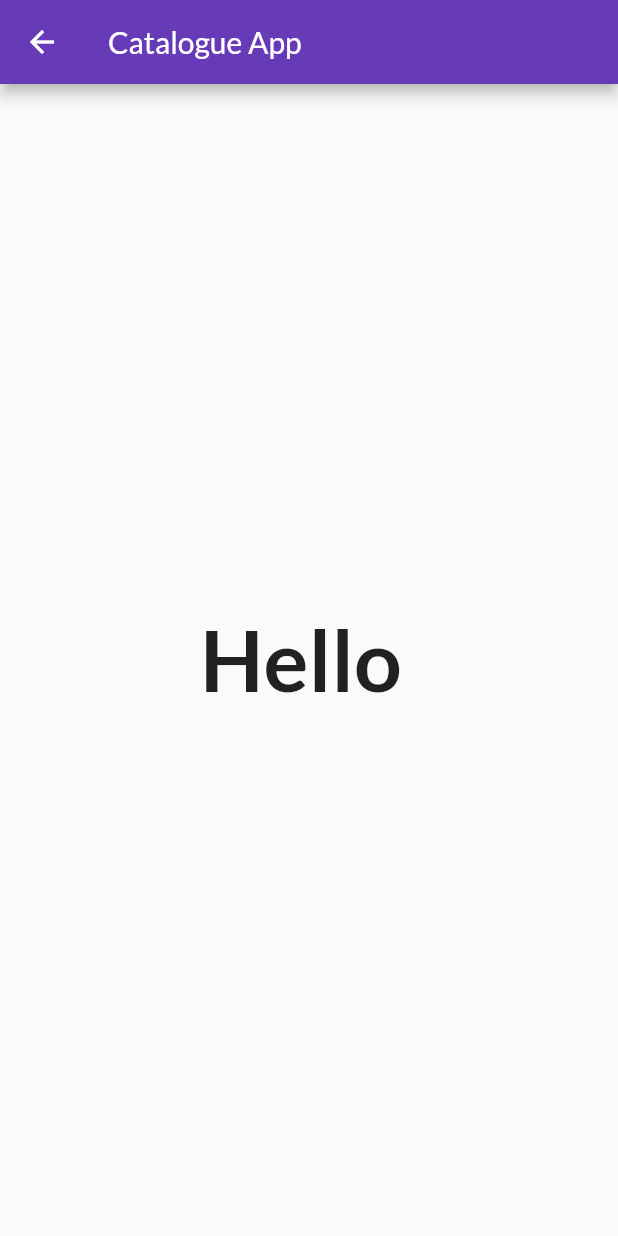
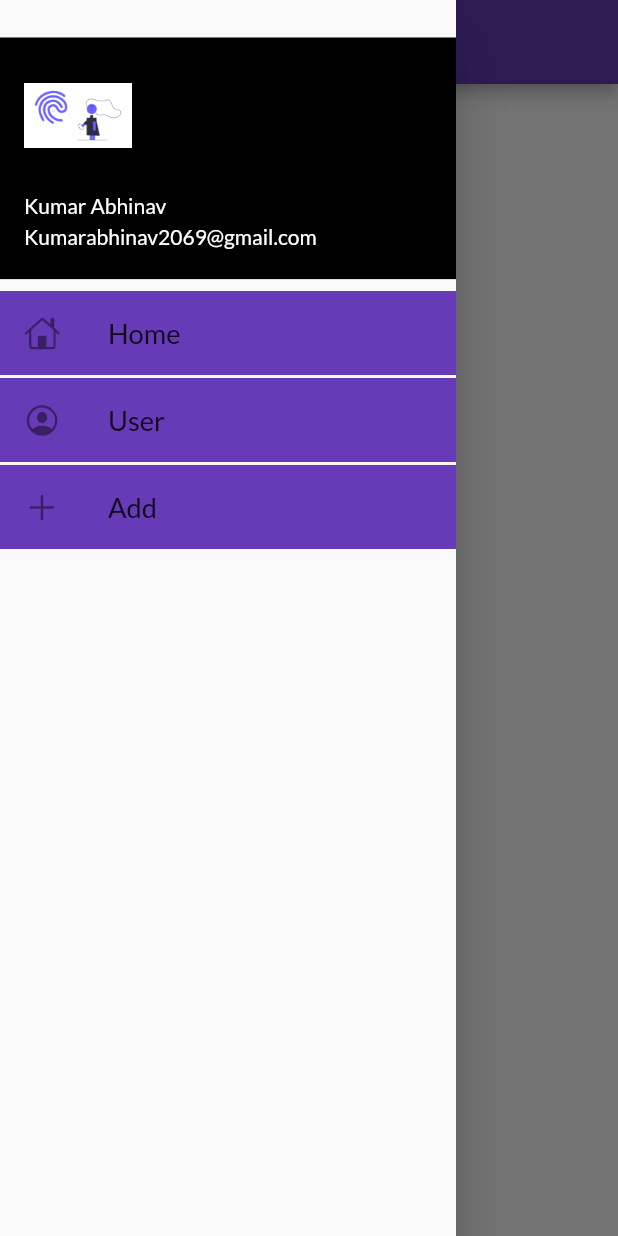
Before and after one commit to 11223345/abhinav, a Flutter app: the HomePage screen opened by its route, with the side drawer open (before the commit the screen has no drawer), on a phone screen of 412 x 824 dp. Run offline on Flutter 3.47's test engine with Material 2 defaults, Android fonts, the phone set to English and light mode, and no system bars; our stand-ins replace google_fonts.

Commit message:
day 9 completed

```diff
--- a/lib/Homepage.dart
+++ b/lib/Homepage.dart
@@ -1,5 +1,6 @@
 import 'package:flutter/cupertino.dart';
 import 'package:flutter/material.dart';
+import 'package:untitled/Pages/Drawer.dart';
 
 class HomePage extends StatelessWidget {
   @override
@@ -13,7 +14,7 @@ class HomePage extends StatelessWidget {
         textScaleFactor: 4,
         style: TextStyle(fontWeight: FontWeight.bold),
       )),
-      //drawer: Drawer() ,
+      drawer: drawer() ,
     );
   }
 }
--- a/lib/Pages/Drawer.dart
+++ b/lib/Pages/Drawer.dart
@@ -1,10 +1,64 @@
+import 'package:flutter/cupertino.dart';
 import 'package:flutter/material.dart';
+import 'package:untitled/Pages/Routes.dart';
+import '';
 
-class Drawer extends StatelessWidget{
+class drawer extends StatelessWidget {
   @override
-  Widget build( BuildContext){
-    return Scaffold(
-      body: Text("dkkdk"),
+  Widget build(BuildContext context) {
+    return Drawer(
+      child: ListView(
+        children: [
+          SizedBox(
+            height: 25,
+          ),
+          DrawerHeader(
+              padding: EdgeInsets.zero,
+              child: UserAccountsDrawerHeader(
+                decoration: BoxDecoration(
+                  color: Colors.black,
+                ),
+                margin: EdgeInsets.zero,
+                accountName: Text("Kumar Abhinav"),
+                accountEmail: Text("Kumarabhinav2069@gmail.com"),
+                currentAccountPicture:
+                    Image.asset("Assets/undraw_Fingerprint_re_uf3f.png"),
+              )),
+          ListTile(
+            leading: Icon(CupertinoIcons.home),
+            title: Text(
+              "Home",textScaleFactor: 1.3,
+              textAlign: TextAlign.left,
+              style: TextStyle(),
+            ),
+            tileColor: Colors.deepPurple,
+          ),
+          SizedBox(
+            height: 2,
+          ),
+          ListTile(
+            leading: Icon(CupertinoIcons.profile_circled),
+            title: Text(
+              "User", textScaleFactor: 1.3,
+              textAlign: TextAlign.left,
+              style: TextStyle(),
+            ),
+            tileColor: Colors.deepPurple,
+          ),
+          SizedBox(
+            height: 2,
+          ),
+          ListTile(
+            leading: Icon(CupertinoIcons.add),
+            title: Text(
+              "Add",textScaleFactor: 1.3,
+              textAlign: TextAlign.left,
+              style: TextStyle(),
+            ),
+            tileColor: Colors.deepPurple,
+          )
+        ],
+      ),
     );
   }
 }
--- a/lib/main.dart
+++ b/lib/main.dart
@@ -19,7 +19,7 @@ class My extends StatelessWidget {
             primarySwatch: Colors.deepPurple,
             fontFamily: GoogleFonts.lato().fontFamily),
         routes: {
-          "/": (context) => LoginPage(),
+          "/": (context) => HomePage(),
           Routes.homeRoute: (context) => HomePage(),
           Routes.loginRoute: (context) => LoginPage()
         });
```
